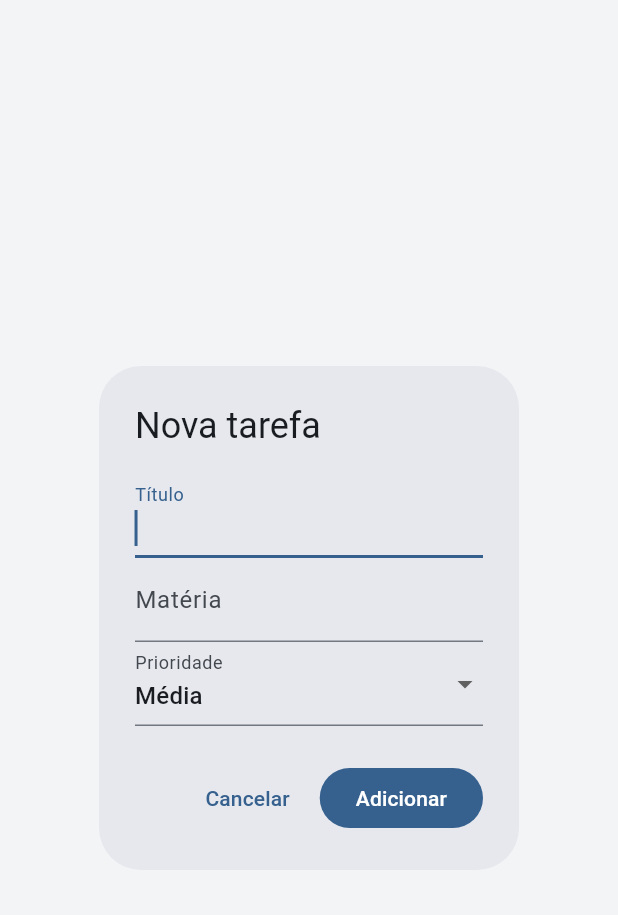
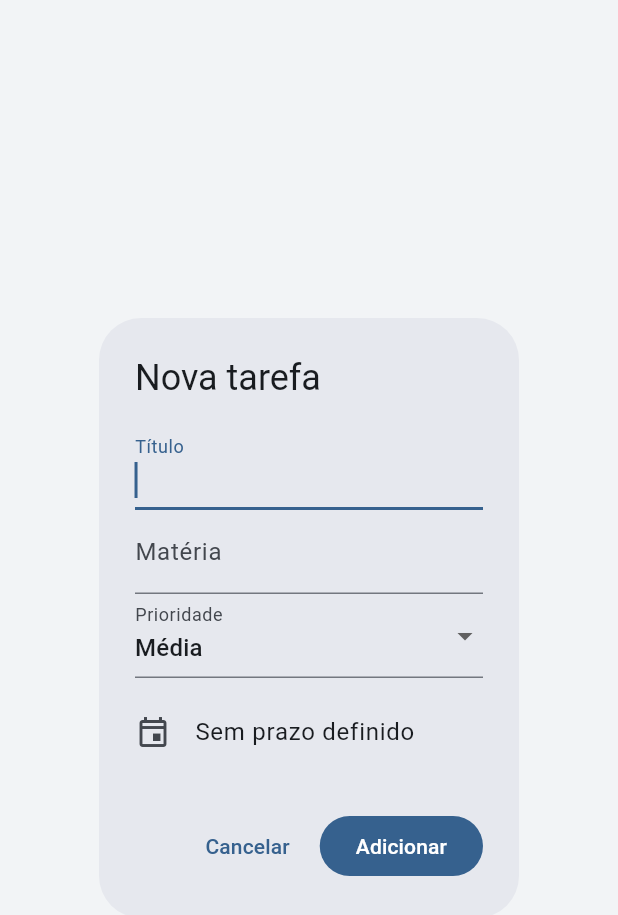
Before and after one commit to Thiago-Augustim/ProjetoAppMobile, a Flutter app: the NovaTarefaDialog widget shown alone on an empty page, opened directly, on a phone screen of 412 x 824 dp. Shown: the top 915 px of the screen. Run offline on Flutter 3.47's test engine with Material 3 defaults, Android fonts, the phone set to English and light mode, and no system bars.

Commit message:
Adiciona prazo opcional nas tarefas
Dá pra escolher uma data ao criar a tarefa (campo opcional, com
showDatePicker). Também adicionei uns getters no controller pra
contar pendentes/concluídas/urgentes e listar as com prazo mais
próximo, pra usar no dashboard da Home.

Co-Authored-By: Claude Sonnet 5 <noreply@anthropic.com>

```diff
--- a/lib/controllers/tarefas_controller.dart
+++ b/lib/controllers/tarefas_controller.dart
@@ -41,6 +41,25 @@ class TarefasController extends ChangeNotifier {
     return '$quantidade $texto encontradas';
   }
 
+  // ── Resumo para o Dashboard (Home) ────────────────────────────────────────
+
+  int get pendentesCount => _tarefas.where((t) => !t.concluida).length;
+
+  int get concluidasCount => _tarefas.where((t) => t.concluida).length;
+
+  int get urgentesCount => _tarefas
+      .where((t) => !t.concluida && t.prioridade == Prioridade.alta)
+      .length;
+
+  /// Tarefas pendentes com prazo definido, ordenadas pelas mais próximas.
+  List<Tarefa> proximosPrazos({int limite = 5}) {
+    final comPrazo = _tarefas
+        .where((t) => !t.concluida && t.prazo != null)
+        .toList()
+      ..sort((a, b) => a.prazo!.compareTo(b.prazo!));
+    return comPrazo.take(limite).toList();
+  }
+
   // ── Ações públicas ─────────────────────────────────────────────────────────
 
   void adicionar(Tarefa tarefa) {
--- a/lib/models/tarefa.dart
+++ b/lib/models/tarefa.dart
@@ -6,10 +6,12 @@ class Tarefa {
     required this.materia,
     required this.prioridade,
     this.concluida = false,
+    this.prazo,
   });
 
   final String titulo;
   final String materia;
   final Prioridade prioridade;
   bool concluida;
+  final DateTime? prazo;
 }
--- a/lib/widgets/nova_tarefa_dialog.dart
+++ b/lib/widgets/nova_tarefa_dialog.dart
@@ -13,12 +13,25 @@ class _NovaTarefaDialogState extends State<NovaTarefaDialog> {
   final _tituloController = TextEditingController();
   final _materiaController = TextEditingController();
   Prioridade _prioridade = Prioridade.media;
+  DateTime? _prazo;
 
   @override
   void dispose() {
     _tituloController.dispose();
     _materiaController.dispose();
     super.dispose();
+  }
+
+  Future<void> _selecionarPrazo() async {
+    final selecionada = await showDatePicker(
+      context: context,
+      initialDate: _prazo ?? DateTime.now(),
+      firstDate: DateTime.now().subtract(const Duration(days: 1)),
+      lastDate: DateTime.now().add(const Duration(days: 365)),
+    );
+    if (selecionada != null) {
+      setState(() => _prazo = selecionada);
+    }
   }
 
   void _salvar() {
@@ -32,6 +45,7 @@ class _NovaTarefaDialogState extends State<NovaTarefaDialog> {
         titulo: _tituloController.text.trim(),
         materia: _materiaController.text.trim(),
         prioridade: _prioridade,
+        prazo: _prazo,
       ),
     );
   }
@@ -98,6 +112,25 @@ class _NovaTarefaDialogState extends State<NovaTarefaDialog> {
                   }
                 },
               ),
+              const SizedBox(height: 8),
+              ListTile(
+                contentPadding: EdgeInsets.zero,
+                leading: const Icon(Icons.event_outlined),
+                title: Text(
+                  _prazo == null
+                      ? 'Sem prazo definido'
+                      : 'Prazo: ${_prazo!.day.toString().padLeft(2, '0')}/'
+                          '${_prazo!.month.toString().padLeft(2, '0')}/'
+                          '${_prazo!.year}',
+                ),
+                trailing: _prazo == null
+                    ? null
+                    : IconButton(
+                        icon: const Icon(Icons.close),
+                        onPressed: () => setState(() => _prazo = null),
+                      ),
+                onTap: _selecionarPrazo,
+              ),
             ],
           ),
         ),
```
